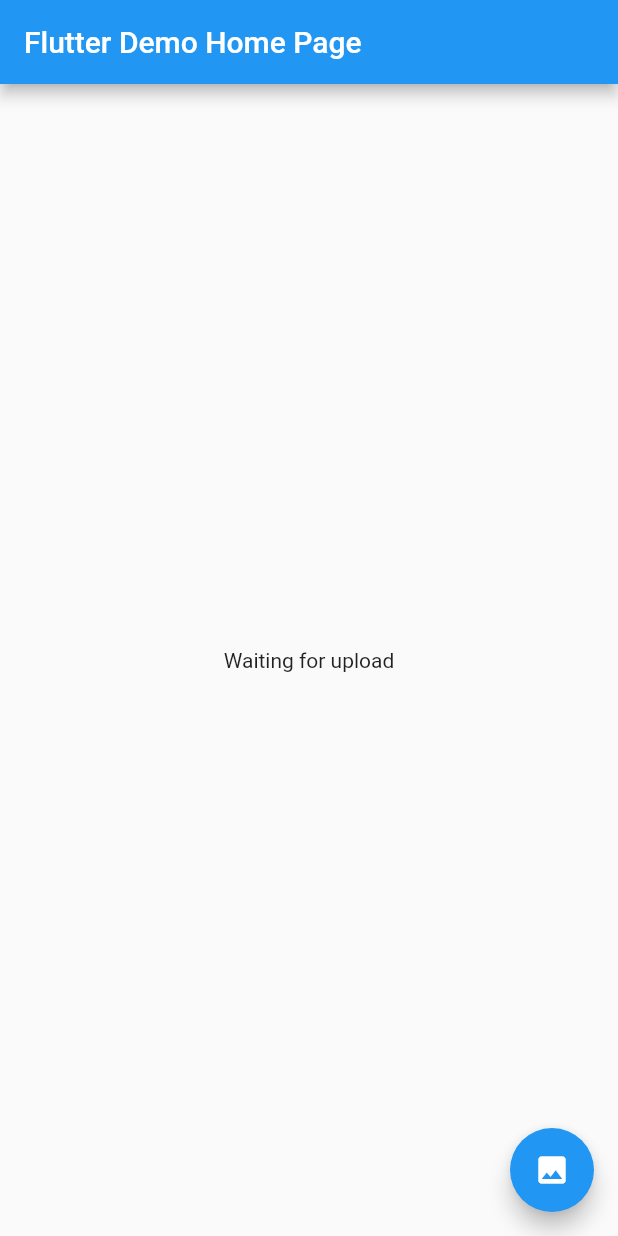
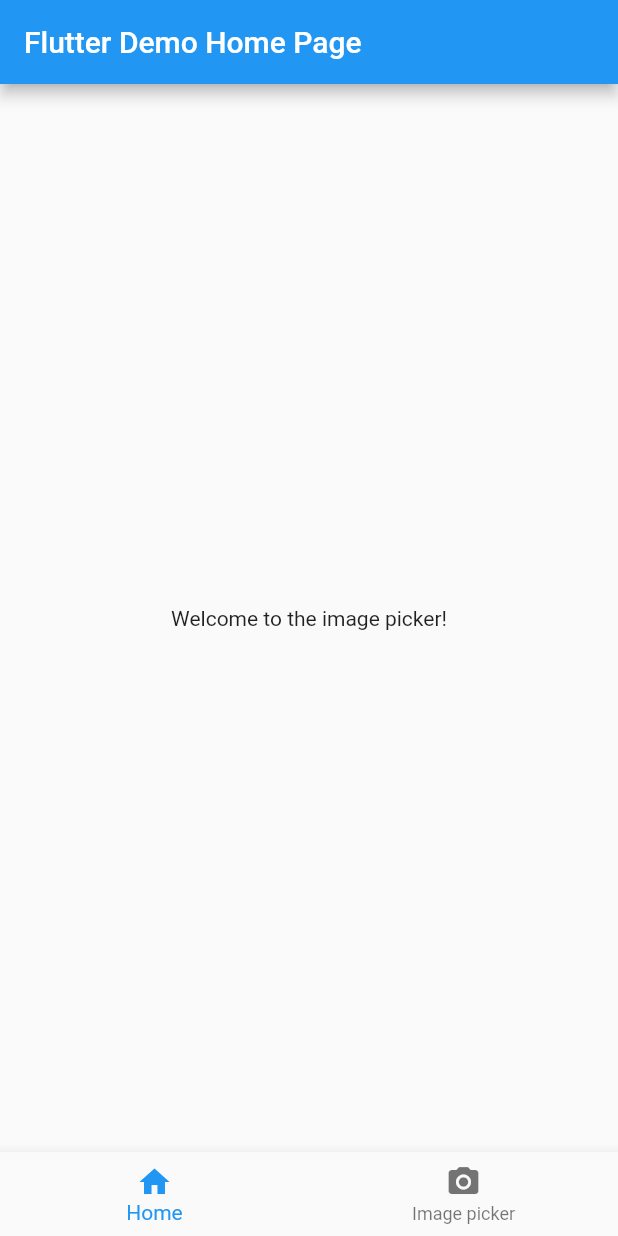
Before and after one commit to gdsc-conestoga/flutter-recipes, a Flutter app: the screen it shows after launch, on a phone screen of 412 x 824 dp. Run offline on Flutter 3.47's test engine with Material 2 defaults, Android fonts, the phone set to English and light mode, and no system bars; our stand-ins replace image_picker.

Commit message:
Add bottom navigation

```diff
--- a/lib/home.dart
+++ b/lib/home.dart
@@ -2,6 +2,7 @@ import 'dart:io';
 
 import 'package:flutter/foundation.dart';
 import 'package:flutter/material.dart';
+import 'package:flutter_recipes/welcome.dart';
 import 'package:image_picker/image_picker.dart';
 
 class MyHomePage extends StatefulWidget {
@@ -15,6 +16,7 @@ class MyHomePage extends StatefulWidget {
 class _MyHomePageState extends State<MyHomePage> {
   XFile? _uploadedFile;
   final ImagePicker _picker = ImagePicker();
+  int _pageIndex = 0;
 
   @override
   Widget build(BuildContext context) {
@@ -22,7 +24,24 @@ class _MyHomePageState extends State<MyHomePage> {
       appBar: AppBar(
         title: Text(widget.title),
       ),
-      body: Center(
+      bottomNavigationBar: BottomNavigationBar(
+        items: const [
+          BottomNavigationBarItem(icon: Icon(Icons.home), label: "Home"),
+          BottomNavigationBarItem(
+            icon: Icon(Icons.photo_camera),
+            label: "Image picker",
+          ),
+        ],
+        currentIndex: _pageIndex,
+        onTap: (index) {
+          setState(() {
+            _pageIndex = index;
+          });
+        },
+      ),
+      body: _pageIndex == 0
+          ? const WelcomePage()
+          : Center(
               child: Column(
                 mainAxisAlignment: MainAxisAlignment.center,
                 children: <Widget>[
@@ -35,7 +54,9 @@ class _MyHomePageState extends State<MyHomePage> {
                 ],
               ),
             ),
-      floatingActionButton: FloatingActionButton(
+      floatingActionButton: _pageIndex == 0
+          ? null
+          : FloatingActionButton(
               onPressed: _uploadImage,
               tooltip: 'Upload File',
               child: const Icon(Icons.image),
--- /dev/null
+++ b/lib/welcome.dart
@@ -0,0 +1,12 @@
+import 'package:flutter/material.dart';
+
+class WelcomePage extends StatelessWidget {
+  const WelcomePage({Key? key}) : super(key: key);
+
+  @override
+  Widget build(BuildContext context) {
+    return const Center(
+      child: Text("Welcome to the image picker!"),
+    );
+  }
+}
```
Lines whose indentation alone changed are shown as unchanged.
